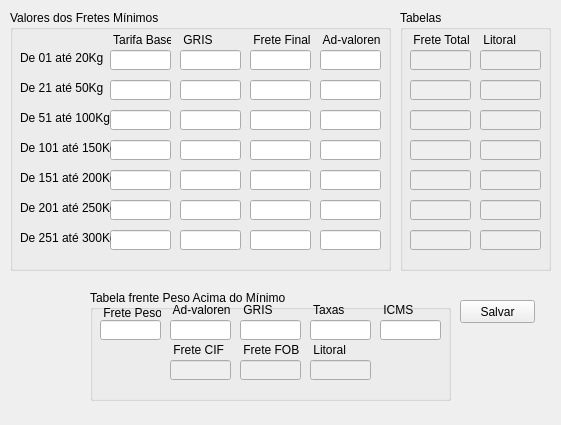
luissantananet/SistCotacao, file frm_tarifa.ui: the form before one commit.
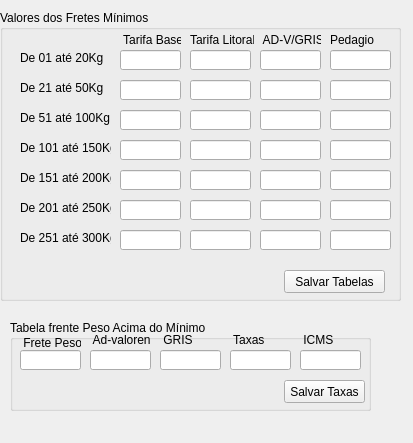
The form after the commit.

```diff
--- a/frm_tarifa.ui
+++ b/frm_tarifa.ui
@@ -6,678 +6,21 @@
    <rect>
     <x>0</x>
     <y>0</y>
-    <width>561</width>
-    <height>425</height>
+    <width>413</width>
+    <height>443</height>
    </rect>
   </property>
   <property name="windowTitle">
    <string>Tarifas</string>
   </property>
   <widget class="QWidget" name="centralwidget">
-   <widget class="QGroupBox" name="groupBox_2">
-    <property name="geometry">
-     <rect>
-      <x>400</x>
-      <y>10</y>
-      <width>151</width>
-      <height>261</height>
-     </rect>
-    </property>
-    <property name="title">
-     <string>Tabelas</string>
-    </property>
-    <widget class="QLineEdit" name="edt_litoral_100">
-     <property name="enabled">
-      <bool>false</bool>
-     </property>
-     <property name="geometry">
-      <rect>
-       <x>80</x>
-       <y>100</y>
-       <width>61</width>
-       <height>20</height>
-      </rect>
-     </property>
-    </widget>
-    <widget class="QLineEdit" name="edt_litoral_200">
-     <property name="enabled">
-      <bool>false</bool>
-     </property>
-     <property name="geometry">
-      <rect>
-       <x>80</x>
-       <y>160</y>
-       <width>61</width>
-       <height>20</height>
-      </rect>
-     </property>
-    </widget>
-    <widget class="QLineEdit" name="edt_litoral_300">
-     <property name="enabled">
-      <bool>false</bool>
-     </property>
-     <property name="geometry">
-      <rect>
-       <x>80</x>
-       <y>220</y>
-       <width>61</width>
-       <height>20</height>
-      </rect>
-     </property>
-    </widget>
-    <widget class="QLineEdit" name="edt_ftotal_200">
-     <property name="enabled">
-      <bool>false</bool>
-     </property>
-     <property name="geometry">
-      <rect>
-       <x>10</x>
-       <y>160</y>
-       <width>61</width>
-       <height>20</height>
-      </rect>
-     </property>
-    </widget>
-    <widget class="QLineEdit" name="edt_litoral_250">
-     <property name="enabled">
-      <bool>false</bool>
-     </property>
-     <property name="geometry">
-      <rect>
-       <x>80</x>
-       <y>190</y>
-       <width>61</width>
-       <height>20</height>
-      </rect>
-     </property>
-    </widget>
-    <widget class="QLabel" name="label_39">
-     <property name="geometry">
-      <rect>
-       <x>80</x>
-       <y>20</y>
-       <width>61</width>
-       <height>20</height>
-      </rect>
-     </property>
-     <property name="text">
-      <string> Litoral</string>
-     </property>
-    </widget>
-    <widget class="QLineEdit" name="edt_ftotal_300">
-     <property name="enabled">
-      <bool>false</bool>
-     </property>
-     <property name="geometry">
-      <rect>
-       <x>10</x>
-       <y>220</y>
-       <width>61</width>
-       <height>20</height>
-      </rect>
-     </property>
-    </widget>
-    <widget class="QLineEdit" name="edt_litoral_150">
-     <property name="enabled">
-      <bool>false</bool>
-     </property>
-     <property name="geometry">
-      <rect>
-       <x>80</x>
-       <y>130</y>
-       <width>61</width>
-       <height>20</height>
-      </rect>
-     </property>
-    </widget>
-    <widget class="QLineEdit" name="edt_litoral_50">
-     <property name="enabled">
-      <bool>false</bool>
-     </property>
-     <property name="geometry">
-      <rect>
-       <x>80</x>
-       <y>70</y>
-       <width>61</width>
-       <height>20</height>
-      </rect>
-     </property>
-    </widget>
-    <widget class="QLabel" name="label_40">
-     <property name="geometry">
-      <rect>
-       <x>10</x>
-       <y>20</y>
-       <width>61</width>
-       <height>20</height>
-      </rect>
-     </property>
-     <property name="text">
-      <string> Frete Total</string>
-     </property>
-    </widget>
-    <widget class="QLineEdit" name="edt_ftotal_20">
-     <property name="enabled">
-      <bool>false</bool>
-     </property>
-     <property name="geometry">
-      <rect>
-       <x>10</x>
-       <y>40</y>
-       <width>61</width>
-       <height>20</height>
-      </rect>
-     </property>
-    </widget>
-    <widget class="QLineEdit" name="edt_ftotal_100">
-     <property name="enabled">
-      <bool>false</bool>
-     </property>
-     <property name="geometry">
-      <rect>
-       <x>10</x>
-       <y>100</y>
-       <width>61</width>
-       <height>20</height>
-      </rect>
-     </property>
-    </widget>
-    <widget class="QLineEdit" name="edt_ftotal_150">
-     <property name="enabled">
-      <bool>false</bool>
-     </property>
-     <property name="geometry">
-      <rect>
-       <x>10</x>
-       <y>130</y>
-       <width>61</width>
-       <height>20</height>
-      </rect>
-     </property>
-    </widget>
-    <widget class="QLineEdit" name="edt_ftotal_250">
-     <property name="enabled">
-      <bool>false</bool>
-     </property>
-     <property name="geometry">
-      <rect>
-       <x>10</x>
-       <y>190</y>
-       <width>61</width>
-       <height>20</height>
-      </rect>
-     </property>
-    </widget>
-    <widget class="QLineEdit" name="edt_litoral_20">
-     <property name="enabled">
-      <bool>false</bool>
-     </property>
-     <property name="geometry">
-      <rect>
-       <x>80</x>
-       <y>40</y>
-       <width>61</width>
-       <height>20</height>
-      </rect>
-     </property>
-    </widget>
-    <widget class="QLineEdit" name="edt_ftotal_50">
-     <property name="enabled">
-      <bool>false</bool>
-     </property>
-     <property name="geometry">
-      <rect>
-       <x>10</x>
-       <y>70</y>
-       <width>61</width>
-       <height>20</height>
-      </rect>
-     </property>
-    </widget>
-   </widget>
-   <widget class="QGroupBox" name="groupBox">
-    <property name="geometry">
-     <rect>
-      <x>10</x>
-      <y>10</y>
-      <width>381</width>
-      <height>261</height>
-     </rect>
-    </property>
-    <property name="title">
-     <string>Valores dos Fretes Mínimos</string>
-    </property>
-    <widget class="QLineEdit" name="edt_ffinal_250">
-     <property name="geometry">
-      <rect>
-       <x>240</x>
-       <y>190</y>
-       <width>61</width>
-       <height>20</height>
-      </rect>
-     </property>
-    </widget>
-    <widget class="QLineEdit" name="edt_base_100">
-     <property name="geometry">
-      <rect>
-       <x>100</x>
-       <y>100</y>
-       <width>61</width>
-       <height>20</height>
-      </rect>
-     </property>
-    </widget>
-    <widget class="QLineEdit" name="edt_ad_50">
-     <property name="geometry">
-      <rect>
-       <x>310</x>
-       <y>70</y>
-       <width>61</width>
-       <height>20</height>
-      </rect>
-     </property>
-    </widget>
-    <widget class="QLineEdit" name="edt_gris_200">
-     <property name="geometry">
-      <rect>
-       <x>170</x>
-       <y>160</y>
-       <width>61</width>
-       <height>20</height>
-      </rect>
-     </property>
-    </widget>
-    <widget class="QLineEdit" name="edt_ad_100">
-     <property name="geometry">
-      <rect>
-       <x>310</x>
-       <y>100</y>
-       <width>61</width>
-       <height>20</height>
-      </rect>
-     </property>
-    </widget>
-    <widget class="QLineEdit" name="edt_ffinal_150">
-     <property name="geometry">
-      <rect>
-       <x>240</x>
-       <y>130</y>
-       <width>61</width>
-       <height>20</height>
-      </rect>
-     </property>
-    </widget>
-    <widget class="QLineEdit" name="edt_gris_20">
-     <property name="geometry">
-      <rect>
-       <x>170</x>
-       <y>40</y>
-       <width>61</width>
-       <height>20</height>
-      </rect>
-     </property>
-    </widget>
-    <widget class="QLineEdit" name="edt_base_250">
-     <property name="geometry">
-      <rect>
-       <x>100</x>
-       <y>190</y>
-       <width>61</width>
-       <height>20</height>
-      </rect>
-     </property>
-    </widget>
-    <widget class="QLineEdit" name="edt_base_200">
-     <property name="geometry">
-      <rect>
-       <x>100</x>
-       <y>160</y>
-       <width>61</width>
-       <height>20</height>
-      </rect>
-     </property>
-    </widget>
-    <widget class="QLineEdit" name="edt_gris_50">
-     <property name="geometry">
-      <rect>
-       <x>170</x>
-       <y>70</y>
-       <width>61</width>
-       <height>20</height>
-      </rect>
-     </property>
-    </widget>
-    <widget class="QLineEdit" name="edt_base_20">
-     <property name="geometry">
-      <rect>
-       <x>100</x>
-       <y>40</y>
-       <width>61</width>
-       <height>20</height>
-      </rect>
-     </property>
-    </widget>
-    <widget class="QLineEdit" name="edt_ad_20">
-     <property name="geometry">
-      <rect>
-       <x>310</x>
-       <y>40</y>
-       <width>61</width>
-       <height>20</height>
-      </rect>
-     </property>
-    </widget>
-    <widget class="QLineEdit" name="edt_gris_100">
-     <property name="geometry">
-      <rect>
-       <x>170</x>
-       <y>100</y>
-       <width>61</width>
-       <height>20</height>
-      </rect>
-     </property>
-    </widget>
-    <widget class="QLineEdit" name="edt_ad_150">
-     <property name="geometry">
-      <rect>
-       <x>310</x>
-       <y>130</y>
-       <width>61</width>
-       <height>20</height>
-      </rect>
-     </property>
-    </widget>
-    <widget class="QLineEdit" name="edt_ffinal_200">
-     <property name="geometry">
-      <rect>
-       <x>240</x>
-       <y>160</y>
-       <width>61</width>
-       <height>20</height>
-      </rect>
-     </property>
-    </widget>
-    <widget class="QLineEdit" name="edt_ffinal_50">
-     <property name="geometry">
-      <rect>
-       <x>240</x>
-       <y>70</y>
-       <width>61</width>
-       <height>20</height>
-      </rect>
-     </property>
-    </widget>
-    <widget class="QLineEdit" name="edt_gris_300">
-     <property name="geometry">
-      <rect>
-       <x>170</x>
-       <y>220</y>
-       <width>61</width>
-       <height>20</height>
-      </rect>
-     </property>
-    </widget>
-    <widget class="QLineEdit" name="edt_bas_150">
-     <property name="geometry">
-      <rect>
-       <x>100</x>
-       <y>130</y>
-       <width>61</width>
-       <height>20</height>
-      </rect>
-     </property>
-    </widget>
-    <widget class="QLineEdit" name="edt_ad_200">
-     <property name="geometry">
-      <rect>
-       <x>310</x>
-       <y>160</y>
-       <width>61</width>
-       <height>20</height>
-      </rect>
-     </property>
-    </widget>
-    <widget class="QLineEdit" name="edt_base_50">
-     <property name="geometry">
-      <rect>
-       <x>100</x>
-       <y>70</y>
-       <width>61</width>
-       <height>20</height>
-      </rect>
-     </property>
-    </widget>
-    <widget class="QLineEdit" name="edt_ffinal_100">
-     <property name="geometry">
-      <rect>
-       <x>240</x>
-       <y>100</y>
-       <width>61</width>
-       <height>20</height>
-      </rect>
-     </property>
-    </widget>
-    <widget class="QLineEdit" name="edt_ad_250">
-     <property name="geometry">
-      <rect>
-       <x>310</x>
-       <y>190</y>
-       <width>61</width>
-       <height>20</height>
-      </rect>
-     </property>
-    </widget>
-    <widget class="QLineEdit" name="edt_ad_300">
-     <property name="geometry">
-      <rect>
-       <x>310</x>
-       <y>220</y>
-       <width>61</width>
-       <height>20</height>
-      </rect>
-     </property>
-    </widget>
-    <widget class="QLineEdit" name="edt_ffinal_20">
-     <property name="geometry">
-      <rect>
-       <x>240</x>
-       <y>40</y>
-       <width>61</width>
-       <height>20</height>
-      </rect>
-     </property>
-    </widget>
-    <widget class="QLineEdit" name="edt_gris_150">
-     <property name="geometry">
-      <rect>
-       <x>170</x>
-       <y>130</y>
-       <width>61</width>
-       <height>20</height>
-      </rect>
-     </property>
-    </widget>
-    <widget class="QLineEdit" name="edt_ffinal_300">
-     <property name="geometry">
-      <rect>
-       <x>240</x>
-       <y>220</y>
-       <width>61</width>
-       <height>20</height>
-      </rect>
-     </property>
-    </widget>
-    <widget class="QLineEdit" name="edt_gris_250">
-     <property name="geometry">
-      <rect>
-       <x>170</x>
-       <y>190</y>
-       <width>61</width>
-       <height>20</height>
-      </rect>
-     </property>
-    </widget>
-    <widget class="QLineEdit" name="edt_base_300">
-     <property name="geometry">
-      <rect>
-       <x>100</x>
-       <y>220</y>
-       <width>61</width>
-       <height>20</height>
-      </rect>
-     </property>
-    </widget>
-    <widget class="QLabel" name="desc_20">
-     <property name="geometry">
-      <rect>
-       <x>10</x>
-       <y>40</y>
-       <width>91</width>
-       <height>16</height>
-      </rect>
-     </property>
-     <property name="text">
-      <string>De 01 até 20Kg</string>
-     </property>
-    </widget>
-    <widget class="QLabel" name="label_33">
-     <property name="geometry">
-      <rect>
-       <x>100</x>
-       <y>20</y>
-       <width>61</width>
-       <height>20</height>
-      </rect>
-     </property>
-     <property name="text">
-      <string> Tarifa Base</string>
-     </property>
-    </widget>
-    <widget class="QLabel" name="desc_50">
-     <property name="geometry">
-      <rect>
-       <x>10</x>
-       <y>70</y>
-       <width>91</width>
-       <height>16</height>
-      </rect>
-     </property>
-     <property name="text">
-      <string>De 21 até 50Kg</string>
-     </property>
-    </widget>
-    <widget class="QLabel" name="desc_100">
-     <property name="geometry">
-      <rect>
-       <x>10</x>
-       <y>100</y>
-       <width>91</width>
-       <height>16</height>
-      </rect>
-     </property>
-     <property name="text">
-      <string>De 51 até 100Kg</string>
-     </property>
-    </widget>
-    <widget class="QLabel" name="desc_150">
-     <property name="geometry">
-      <rect>
-       <x>10</x>
-       <y>130</y>
-       <width>91</width>
-       <height>16</height>
-      </rect>
-     </property>
-     <property name="text">
-      <string>De 101 até 150Kg</string>
-     </property>
-    </widget>
-    <widget class="QLabel" name="desc_200">
-     <property name="geometry">
-      <rect>
-       <x>10</x>
-       <y>160</y>
-       <width>91</width>
-       <height>16</height>
-      </rect>
-     </property>
-     <property name="text">
-      <string>De 151 até 200Kg</string>
-     </property>
-    </widget>
-    <widget class="QLabel" name="desc_250">
-     <property name="geometry">
-      <rect>
-       <x>10</x>
-       <y>190</y>
-       <width>91</width>
-       <height>16</height>
-      </rect>
-     </property>
-     <property name="text">
-      <string>De 201 até 250Kg</string>
-     </property>
-    </widget>
-    <widget class="QLabel" name="desc_300">
-     <property name="geometry">
-      <rect>
-       <x>10</x>
-       <y>220</y>
-       <width>91</width>
-       <height>16</height>
-      </rect>
-     </property>
-     <property name="text">
-      <string>De 251 até 300Kg</string>
-     </property>
-    </widget>
-    <widget class="QLabel" name="label_34">
-     <property name="geometry">
-      <rect>
-       <x>170</x>
-       <y>20</y>
-       <width>61</width>
-       <height>20</height>
-      </rect>
-     </property>
-     <property name="text">
-      <string> GRIS</string>
-     </property>
-    </widget>
-    <widget class="QLabel" name="label_35">
-     <property name="geometry">
-      <rect>
-       <x>240</x>
-       <y>20</y>
-       <width>61</width>
-       <height>20</height>
-      </rect>
-     </property>
-     <property name="text">
-      <string> Frete Final</string>
-     </property>
-    </widget>
-    <widget class="QLabel" name="label_36">
-     <property name="geometry">
-      <rect>
-       <x>310</x>
-       <y>20</y>
-       <width>61</width>
-       <height>20</height>
-      </rect>
-     </property>
-     <property name="text">
-      <string> Ad-valoren</string>
-     </property>
-    </widget>
-   </widget>
    <widget class="QGroupBox" name="groupBox_3">
     <property name="geometry">
      <rect>
-      <x>90</x>
-      <y>290</y>
+      <x>10</x>
+      <y>320</y>
       <width>361</width>
-      <height>111</height>
+      <height>91</height>
      </rect>
     </property>
     <property name="title">
@@ -733,45 +76,6 @@
       </rect>
      </property>
     </widget>
-    <widget class="QLineEdit" name="edt_frete_cif">
-     <property name="enabled">
-      <bool>false</bool>
-     </property>
-     <property name="geometry">
-      <rect>
-       <x>80</x>
-       <y>70</y>
-       <width>61</width>
-       <height>20</height>
-      </rect>
-     </property>
-    </widget>
-    <widget class="QLineEdit" name="edt_frete_fob">
-     <property name="enabled">
-      <bool>false</bool>
-     </property>
-     <property name="geometry">
-      <rect>
-       <x>150</x>
-       <y>70</y>
-       <width>61</width>
-       <height>20</height>
-      </rect>
-     </property>
-    </widget>
-    <widget class="QLineEdit" name="edt_frete_litoral">
-     <property name="enabled">
-      <bool>false</bool>
-     </property>
-     <property name="geometry">
-      <rect>
-       <x>220</x>
-       <y>70</y>
-       <width>61</width>
-       <height>20</height>
-      </rect>
-     </property>
-    </widget>
     <widget class="QLabel" name="label_37">
      <property name="geometry">
       <rect>
@@ -837,58 +141,468 @@
       <string> ICMS</string>
      </property>
     </widget>
-    <widget class="QLabel" name="label_44">
+    <widget class="QPushButton" name="btn_salvar_taxa">
      <property name="geometry">
       <rect>
-       <x>80</x>
-       <y>50</y>
-       <width>61</width>
-       <height>20</height>
+       <x>274</x>
+       <y>60</y>
+       <width>81</width>
+       <height>23</height>
       </rect>
      </property>
      <property name="text">
-      <string> Frete CIF</string>
-     </property>
-    </widget>
-    <widget class="QLabel" name="label_45">
-     <property name="geometry">
-      <rect>
-       <x>150</x>
-       <y>50</y>
-       <width>61</width>
-       <height>20</height>
-      </rect>
-     </property>
-     <property name="text">
-      <string> Frete FOB</string>
-     </property>
-    </widget>
-    <widget class="QLabel" name="label_46">
-     <property name="geometry">
-      <rect>
-       <x>220</x>
-       <y>50</y>
-       <width>61</width>
-       <height>20</height>
-      </rect>
-     </property>
-     <property name="text">
-      <string> Litoral</string>
+      <string>Salvar Taxas</string>
      </property>
     </widget>
    </widget>
-   <widget class="QPushButton" name="btn_salvar">
+   <widget class="QGroupBox" name="gBox_taxasMininas">
     <property name="geometry">
      <rect>
-      <x>460</x>
-      <y>300</y>
-      <width>75</width>
-      <height>23</height>
+      <x>0</x>
+      <y>10</y>
+      <width>401</width>
+      <height>291</height>
      </rect>
     </property>
-    <property name="text">
-     <string>Salvar</string>
+    <property name="title">
+     <string>Valores dos Fretes Mínimos</string>
     </property>
+    <widget class="QLineEdit" name="edt_ad_gris_250">
+     <property name="geometry">
+      <rect>
+       <x>260</x>
+       <y>190</y>
+       <width>61</width>
+       <height>20</height>
+      </rect>
+     </property>
+    </widget>
+    <widget class="QLineEdit" name="edt_base_100">
+     <property name="geometry">
+      <rect>
+       <x>120</x>
+       <y>100</y>
+       <width>61</width>
+       <height>20</height>
+      </rect>
+     </property>
+    </widget>
+    <widget class="QLineEdit" name="edt_pedagio_50">
+     <property name="geometry">
+      <rect>
+       <x>330</x>
+       <y>70</y>
+       <width>61</width>
+       <height>20</height>
+      </rect>
+     </property>
+    </widget>
+    <widget class="QLineEdit" name="edt_base_lit_200">
+     <property name="geometry">
+      <rect>
+       <x>190</x>
+       <y>160</y>
+       <width>61</width>
+       <height>20</height>
+      </rect>
+     </property>
+    </widget>
+    <widget class="QLineEdit" name="edt_pedagio_100">
+     <property name="geometry">
+      <rect>
+       <x>330</x>
+       <y>100</y>
+       <width>61</width>
+       <height>20</height>
+      </rect>
+     </property>
+    </widget>
+    <widget class="QLineEdit" name="edt_ad_gris_150">
+     <property name="geometry">
+      <rect>
+       <x>260</x>
+       <y>130</y>
+       <width>61</width>
+       <height>20</height>
+      </rect>
+     </property>
+    </widget>
+    <widget class="QLineEdit" name="edt_base_lit_20">
+     <property name="geometry">
+      <rect>
+       <x>190</x>
+       <y>40</y>
+       <width>61</width>
+       <height>20</height>
+      </rect>
+     </property>
+    </widget>
+    <widget class="QLineEdit" name="edt_base_250">
+     <property name="geometry">
+      <rect>
+       <x>120</x>
+       <y>190</y>
+       <width>61</width>
+       <height>20</height>
+      </rect>
+     </property>
+    </widget>
+    <widget class="QLineEdit" name="edt_base_200">
+     <property name="geometry">
+      <rect>
+       <x>120</x>
+       <y>160</y>
+       <width>61</width>
+       <height>20</height>
+      </rect>
+     </property>
+    </widget>
+    <widget class="QLineEdit" name="edt_base_lit_50">
+     <property name="geometry">
+      <rect>
+       <x>190</x>
+       <y>70</y>
+       <width>61</width>
+       <height>20</height>
+      </rect>
+     </property>
+    </widget>
+    <widget class="QLineEdit" name="edt_base_20">
+     <property name="geometry">
+      <rect>
+       <x>120</x>
+       <y>40</y>
+       <width>61</width>
+       <height>20</height>
+      </rect>
+     </property>
+    </widget>
+    <widget class="QLineEdit" name="edt_pedagio_20">
+     <property name="geometry">
+      <rect>
+       <x>330</x>
+       <y>40</y>
+       <width>61</width>
+       <height>20</height>
+      </rect>
+     </property>
+    </widget>
+    <widget class="QLineEdit" name="edt_base_lit_100">
+     <property name="geometry">
+      <rect>
+       <x>190</x>
+       <y>100</y>
+       <width>61</width>
+       <height>20</height>
+      </rect>
+     </property>
+    </widget>
+    <widget class="QLineEdit" name="edt_pedagio_150">
+     <property name="geometry">
+      <rect>
+       <x>330</x>
+       <y>130</y>
+       <width>61</width>
+       <height>20</height>
+      </rect>
+     </property>
+    </widget>
+    <widget class="QLineEdit" name="edt_ad_gris_200">
+     <property name="geometry">
+      <rect>
+       <x>260</x>
+       <y>160</y>
+       <width>61</width>
+       <height>20</height>
+      </rect>
+     </property>
+    </widget>
+    <widget class="QLineEdit" name="edt_ad_gris_50">
+     <property name="geometry">
+      <rect>
+       <x>260</x>
+       <y>70</y>
+       <width>61</width>
+       <height>20</height>
+      </rect>
+     </property>
+    </widget>
+    <widget class="QLineEdit" name="edt_base_lit_300">
+     <property name="geometry">
+      <rect>
+       <x>190</x>
+       <y>220</y>
+       <width>61</width>
+       <height>20</height>
+      </rect>
+     </property>
+    </widget>
+    <widget class="QLineEdit" name="edt_bas_150">
+     <property name="geometry">
+      <rect>
+       <x>120</x>
+       <y>130</y>
+       <width>61</width>
+       <height>20</height>
+      </rect>
+     </property>
+    </widget>
+    <widget class="QLineEdit" name="edt_pedagio_200">
+     <property name="geometry">
+      <rect>
+       <x>330</x>
+       <y>160</y>
+       <width>61</width>
+       <height>20</height>
+      </rect>
+     </property>
+    </widget>
+    <widget class="QLineEdit" name="edt_base_50">
+     <property name="geometry">
+      <rect>
+       <x>120</x>
+       <y>70</y>
+       <width>61</width>
+       <height>20</height>
+      </rect>
+     </property>
+    </widget>
+    <widget class="QLineEdit" name="edt_ad_gris_100">
+     <property name="geometry">
+      <rect>
+       <x>260</x>
+       <y>100</y>
+       <width>61</width>
+       <height>20</height>
+      </rect>
+     </property>
+    </widget>
+    <widget class="QLineEdit" name="edt_pedagio_250">
+     <property name="geometry">
+      <rect>
+       <x>330</x>
+       <y>190</y>
+       <width>61</width>
+       <height>20</height>
+      </rect>
+     </property>
+    </widget>
+    <widget class="QLineEdit" name="edt_pedagio_300">
+     <property name="geometry">
+      <rect>
+       <x>330</x>
+       <y>220</y>
+       <width>61</width>
+       <height>20</height>
+      </rect>
+     </property>
+    </widget>
+    <widget class="QLineEdit" name="edt_ad_gris_20">
+     <property name="geometry">
+      <rect>
+       <x>260</x>
+       <y>40</y>
+       <width>61</width>
+       <height>20</height>
+      </rect>
+     </property>
+    </widget>
+    <widget class="QLineEdit" name="edt_base_lit_150">
+     <property name="geometry">
+      <rect>
+       <x>190</x>
+       <y>130</y>
+       <width>61</width>
+       <height>20</height>
+      </rect>
+     </property>
+    </widget>
+    <widget class="QLineEdit" name="edt_ad_gris_300">
+     <property name="geometry">
+      <rect>
+       <x>260</x>
+       <y>220</y>
+       <width>61</width>
+       <height>20</height>
+      </rect>
+     </property>
+    </widget>
+    <widget class="QLineEdit" name="edt_base_lit_250">
+     <property name="geometry">
+      <rect>
+       <x>190</x>
+       <y>190</y>
+       <width>61</width>
+       <height>20</height>
+      </rect>
+     </property>
+    </widget>
+    <widget class="QLineEdit" name="edt_base_300">
+     <property name="geometry">
+      <rect>
+       <x>120</x>
+       <y>220</y>
+       <width>61</width>
+       <height>20</height>
+      </rect>
+     </property>
+    </widget>
+    <widget class="QLabel" name="label_33">
+     <property name="geometry">
+      <rect>
+       <x>120</x>
+       <y>20</y>
+       <width>61</width>
+       <height>20</height>
+      </rect>
+     </property>
+     <property name="text">
+      <string> Tarifa Base</string>
+     </property>
+    </widget>
+    <widget class="QLabel" name="label_48">
+     <property name="geometry">
+      <rect>
+       <x>260</x>
+       <y>20</y>
+       <width>61</width>
+       <height>20</height>
+      </rect>
+     </property>
+     <property name="text">
+      <string> AD-V/GRIS</string>
+     </property>
+    </widget>
+    <widget class="QLabel" name="label_49">
+     <property name="geometry">
+      <rect>
+       <x>190</x>
+       <y>20</y>
+       <width>64</width>
+       <height>20</height>
+      </rect>
+     </property>
+     <property name="text">
+      <string>Tarifa Litoral</string>
+     </property>
+    </widget>
+    <widget class="QLabel" name="label_50">
+     <property name="geometry">
+      <rect>
+       <x>330</x>
+       <y>20</y>
+       <width>61</width>
+       <height>20</height>
+      </rect>
+     </property>
+     <property name="text">
+      <string>Pedagio</string>
+     </property>
+    </widget>
+    <widget class="QLabel" name="desc_20">
+     <property name="geometry">
+      <rect>
+       <x>20</x>
+       <y>40</y>
+       <width>91</width>
+       <height>16</height>
+      </rect>
+     </property>
+     <property name="text">
+      <string>De 01 até 20Kg</string>
+     </property>
+    </widget>
+    <widget class="QLabel" name="desc_150">
+     <property name="geometry">
+      <rect>
+       <x>20</x>
+       <y>130</y>
+       <width>91</width>
+       <height>16</height>
+      </rect>
+     </property>
+     <property name="text">
+      <string>De 101 até 150Kg</string>
+     </property>
+    </widget>
+    <widget class="QLabel" name="desc_100">
+     <property name="geometry">
+      <rect>
+       <x>20</x>
+       <y>100</y>
+       <width>91</width>
+       <height>16</height>
+      </rect>
+     </property>
+     <property name="text">
+      <string>De 51 até 100Kg</string>
+     </property>
+    </widget>
+    <widget class="QLabel" name="desc_300">
+     <property name="geometry">
+      <rect>
+       <x>20</x>
+       <y>220</y>
+       <width>91</width>
+       <height>16</height>
+      </rect>
+     </property>
+     <property name="text">
+      <string>De 251 até 300Kg</string>
+     </property>
+    </widget>
+    <widget class="QLabel" name="desc_50">
+     <property name="geometry">
+      <rect>
+       <x>20</x>
+       <y>70</y>
+       <width>91</width>
+       <height>16</height>
+      </rect>
+     </property>
+     <property name="text">
+      <string>De 21 até 50Kg</string>
+     </property>
+    </widget>
+    <widget class="QLabel" name="desc_250">
+     <property name="geometry">
+      <rect>
+       <x>20</x>
+       <y>190</y>
+       <width>91</width>
+       <height>16</height>
+      </rect>
+     </property>
+     <property name="text">
+      <string>De 201 até 250Kg</string>
+     </property>
+    </widget>
+    <widget class="QLabel" name="desc_200">
+     <property name="geometry">
+      <rect>
+       <x>20</x>
+       <y>160</y>
+       <width>91</width>
+       <height>16</height>
+      </rect>
+     </property>
+     <property name="text">
+      <string>De 151 até 200Kg</string>
+     </property>
+    </widget>
+    <widget class="QPushButton" name="btn_salvar_tabela">
+     <property name="geometry">
+      <rect>
+       <x>284</x>
+       <y>260</y>
+       <width>101</width>
+       <height>23</height>
+      </rect>
+     </property>
+     <property name="text">
+      <string>Salvar Tabelas</string>
+     </property>
+    </widget>
    </widget>
   </widget>
   <widget class="QMenuBar" name="menubar">
```
Left out of the diff: 64 changed lines with no effect on the pictures.
